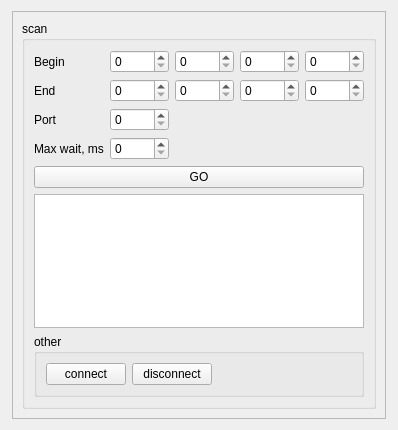
Above: Qt/my_programm/Check_Network/src/check_network_mainbox/src/ui/check_network_mainbox.ui from RinatB2017/mega_GIT before the change. Below: the same form after it.
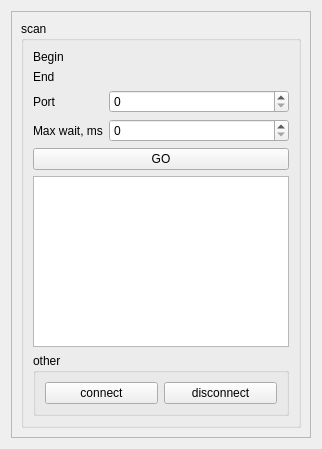
That is the form after the change. Custom widgets are drawn as their Qt base class.

What changed in the file:
```diff
--- a/Qt/my_programm/Check_Network/src/check_network_mainbox/src/ui/check_network_mainbox.ui
+++ b/Qt/my_programm/Check_Network/src/check_network_mainbox/src/ui/check_network_mainbox.ui
@@ -6,8 +6,8 @@
    <rect>
     <x>0</x>
     <y>0</y>
-    <width>398</width>
-    <height>430</height>
+    <width>308</width>
+    <height>449</height>
    </rect>
   </property>
   <property name="windowTitle">
@@ -17,7 +17,7 @@
    <item>
     <widget class="QFrame" name="frame">
      <property name="sizePolicy">
-      <sizepolicy hsizetype="Fixed" vsizetype="Preferred">
+      <sizepolicy hsizetype="Expanding" vsizetype="Preferred">
        <horstretch>0</horstretch>
        <verstretch>0</verstretch>
       </sizepolicy>
@@ -31,70 +31,82 @@
      <layout class="QVBoxLayout" name="verticalLayout_3">
       <item>
        <widget class="QGroupBox" name="groupBox">
+        <property name="sizePolicy">
+         <sizepolicy hsizetype="Fixed" vsizetype="Preferred">
+          <horstretch>0</horstretch>
+          <verstretch>0</verstretch>
+         </sizepolicy>
+        </property>
         <property name="title">
          <string>scan</string>
         </property>
         <layout class="QVBoxLayout" name="verticalLayout_2">
          <item>
           <layout class="QGridLayout" name="gridLayout">
-           <item row="3" column="1">
-            <widget class="QSpinBox" name="sb_max_wait"/>
-           </item>
-           <item row="0" column="2">
-            <widget class="QSpinBox" name="sb_src_b"/>
+           <item row="0" column="0">
+            <widget class="QLabel" name="label">
+             <property name="sizePolicy">
+              <sizepolicy hsizetype="Fixed" vsizetype="Preferred">
+               <horstretch>0</horstretch>
+               <verstretch>0</verstretch>
+              </sizepolicy>
+             </property>
+             <property name="text">
+              <string>Begin</string>
+             </property>
+            </widget>
            </item>
            <item row="1" column="0">
             <widget class="QLabel" name="label_2">
+             <property name="sizePolicy">
+              <sizepolicy hsizetype="Fixed" vsizetype="Preferred">
+               <horstretch>0</horstretch>
+               <verstretch>0</verstretch>
+              </sizepolicy>
+             </property>
              <property name="text">
               <string>End</string>
              </property>
             </widget>
            </item>
-           <item row="1" column="1">
-            <widget class="QSpinBox" name="sb_dst_a"/>
-           </item>
            <item row="3" column="0">
             <widget class="QLabel" name="label_4">
+             <property name="sizePolicy">
+              <sizepolicy hsizetype="Fixed" vsizetype="Preferred">
+               <horstretch>0</horstretch>
+               <verstretch>0</verstretch>
+              </sizepolicy>
+             </property>
              <property name="text">
               <string>Max wait, ms</string>
              </property>
             </widget>
            </item>
-           <item row="0" column="0">
-            <widget class="QLabel" name="label">
-             <property name="text">
-              <string>Begin</string>
-             </property>
-            </widget>
-           </item>
-           <item row="0" column="3">
-            <widget class="QSpinBox" name="sb_src_c"/>
-           </item>
-           <item row="0" column="4">
-            <widget class="QSpinBox" name="sb_src_d"/>
-           </item>
-           <item row="1" column="2">
-            <widget class="QSpinBox" name="sb_dst_b"/>
-           </item>
-           <item row="0" column="1">
-            <widget class="QSpinBox" name="sb_src_a"/>
-           </item>
-           <item row="1" column="4">
-            <widget class="QSpinBox" name="sb_dst_d"/>
-           </item>
-           <item row="1" column="3">
-            <widget class="QSpinBox" name="sb_dst_c"/>
+           <item row="3" column="1">
+            <widget class="QSpinBox" name="sb_max_wait"/>
            </item>
            <item row="2" column="0">
             <widget class="QLabel" name="label_3">
+             <property name="sizePolicy">
+              <sizepolicy hsizetype="Fixed" vsizetype="Preferred">
+               <horstretch>0</horstretch>
+               <verstretch>0</verstretch>
+              </sizepolicy>
+             </property>
              <property name="text">
               <string>Port</string>
              </property>
             </widget>
            </item>
+           <item row="0" column="1">
+            <widget class="IPCtrl4" name="ip_widget_begin" native="true"/>
+           </item>
            <item row="2" column="1">
             <widget class="QSpinBox" name="sb_port"/>
            </item>
+           <item row="1" column="1">
+            <widget class="IPCtrl4" name="ip_widget_end" native="true"/>
+           </item>
           </layout>
          </item>
          <item>
@@ -127,19 +139,6 @@
               </property>
              </widget>
             </item>
-            <item>
-             <spacer name="horizontalSpacer">
-              <property name="orientation">
-               <enum>Qt::Horizontal</enum>
-              </property>
-              <property name="sizeHint" stdset="0">
-               <size>
-                <width>140</width>
-                <height>20</height>
-               </size>
-              </property>
-             </spacer>
-            </item>
            </layout>
           </widget>
          </item>
@@ -154,6 +153,14 @@
    </item>
   </layout>
  </widget>
+ <customwidgets>
+  <customwidget>
+   <class>IPCtrl4</class>
+   <extends>QWidget</extends>
+   <header>ipctrl4.hpp</header>
+   <container>1</container>
+  </customwidget>
+ </customwidgets>
  <tabstops>
   <tabstop>sb_src_a</tabstop>
   <tabstop>sb_src_b</tabstop>
```
Left out of the diff: 8 changed lines with no effect on the pictures.
